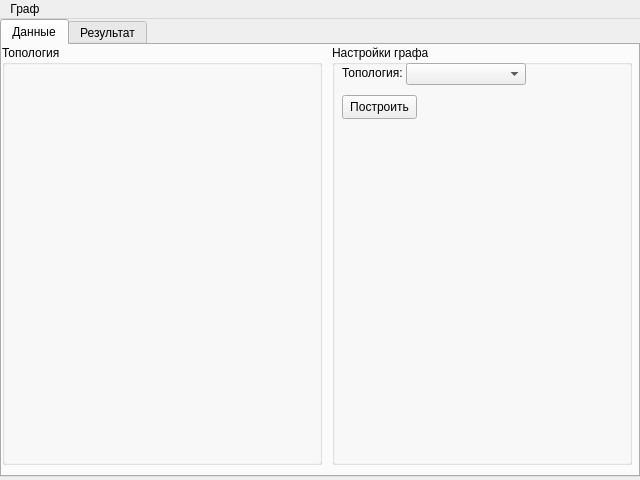
Before: the Qt Designer form MainWindow.ui in PavelBelka/failsafeSystems, drawn with Qt 5.
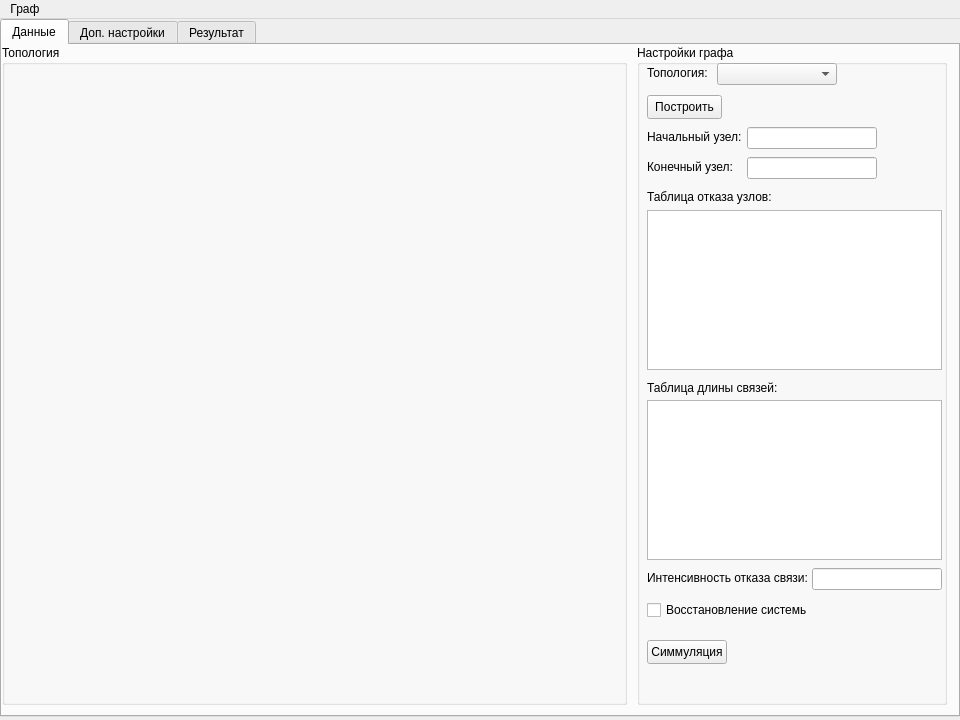
After: the same form once the commit is applied. The open tabs and pages were chosen to show the change.

```diff
--- a/MainWindow.ui
+++ b/MainWindow.ui
@@ -6,10 +6,16 @@
    <rect>
     <x>0</x>
     <y>0</y>
-    <width>640</width>
-    <height>480</height>
+    <width>960</width>
+    <height>720</height>
    </rect>
   </property>
+  <property name="sizePolicy">
+   <sizepolicy hsizetype="Preferred" vsizetype="Preferred">
+    <horstretch>0</horstretch>
+    <verstretch>0</verstretch>
+   </sizepolicy>
+  </property>
   <property name="windowTitle">
    <string>MainWindow</string>
   </property>
@@ -19,8 +25,8 @@
      <rect>
       <x>0</x>
       <y>0</y>
-      <width>640</width>
-      <height>458</height>
+      <width>960</width>
+      <height>698</height>
      </rect>
     </property>
     <property name="currentIndex">
@@ -35,8 +41,8 @@
        <rect>
         <x>0</x>
         <y>0</y>
-        <width>320</width>
-        <height>420</height>
+        <width>625</width>
+        <height>660</height>
        </rect>
       </property>
       <property name="title">
@@ -46,10 +52,10 @@
      <widget class="QGroupBox" name="graphSettingsgroupBox">
       <property name="geometry">
        <rect>
-        <x>330</x>
+        <x>635</x>
         <y>0</y>
-        <width>300</width>
-        <height>420</height>
+        <width>310</width>
+        <height>660</height>
        </rect>
       </property>
       <property name="title">
@@ -71,7 +77,7 @@
       <widget class="QComboBox" name="topology_comboBox">
        <property name="geometry">
         <rect>
-         <x>74</x>
+         <x>80</x>
          <y>18</y>
          <width>120</width>
          <height>22</height>
@@ -91,6 +97,299 @@
         <string>Построить</string>
        </property>
       </widget>
+      <widget class="QLabel" name="label_topology_2">
+       <property name="geometry">
+        <rect>
+         <x>10</x>
+         <y>84</y>
+         <width>100</width>
+         <height>16</height>
+        </rect>
+       </property>
+       <property name="text">
+        <string>Начальный узел:</string>
+       </property>
+      </widget>
+      <widget class="QLineEdit" name="lineEdit">
+       <property name="geometry">
+        <rect>
+         <x>110</x>
+         <y>82</y>
+         <width>130</width>
+         <height>22</height>
+        </rect>
+       </property>
+      </widget>
+      <widget class="QLabel" name="label_topology_3">
+       <property name="geometry">
+        <rect>
+         <x>10</x>
+         <y>114</y>
+         <width>100</width>
+         <height>16</height>
+        </rect>
+       </property>
+       <property name="text">
+        <string>Конечный узел:</string>
+       </property>
+      </widget>
+      <widget class="QLineEdit" name="lineEdit_2">
+       <property name="geometry">
+        <rect>
+         <x>110</x>
+         <y>112</y>
+         <width>130</width>
+         <height>22</height>
+        </rect>
+       </property>
+      </widget>
+      <widget class="QTableView" name="tableView">
+       <property name="geometry">
+        <rect>
+         <x>10</x>
+         <y>165</y>
+         <width>295</width>
+         <height>160</height>
+        </rect>
+       </property>
+      </widget>
+      <widget class="QLabel" name="label_topology_4">
+       <property name="geometry">
+        <rect>
+         <x>10</x>
+         <y>144</y>
+         <width>124</width>
+         <height>16</height>
+        </rect>
+       </property>
+       <property name="text">
+        <string>Таблица отказа узлов:</string>
+       </property>
+      </widget>
+      <widget class="QTableView" name="tableView_2">
+       <property name="geometry">
+        <rect>
+         <x>10</x>
+         <y>355</y>
+         <width>295</width>
+         <height>160</height>
+        </rect>
+       </property>
+      </widget>
+      <widget class="QLabel" name="label_topology_5">
+       <property name="geometry">
+        <rect>
+         <x>10</x>
+         <y>335</y>
+         <width>130</width>
+         <height>16</height>
+        </rect>
+       </property>
+       <property name="text">
+        <string>Таблица длины связей:</string>
+       </property>
+      </widget>
+      <widget class="QLabel" name="label_topology_6">
+       <property name="geometry">
+        <rect>
+         <x>10</x>
+         <y>525</y>
+         <width>160</width>
+         <height>16</height>
+        </rect>
+       </property>
+       <property name="text">
+        <string>Интенсивность отказа связи:</string>
+       </property>
+      </widget>
+      <widget class="QPushButton" name="pushButton">
+       <property name="geometry">
+        <rect>
+         <x>10</x>
+         <y>595</y>
+         <width>80</width>
+         <height>24</height>
+        </rect>
+       </property>
+       <property name="text">
+        <string>Симмуляция</string>
+       </property>
+      </widget>
+      <widget class="QLineEdit" name="lineEdit_3">
+       <property name="geometry">
+        <rect>
+         <x>175</x>
+         <y>523</y>
+         <width>130</width>
+         <height>22</height>
+        </rect>
+       </property>
+      </widget>
+      <widget class="QCheckBox" name="checkBox">
+       <property name="geometry">
+        <rect>
+         <x>10</x>
+         <y>555</y>
+         <width>160</width>
+         <height>20</height>
+        </rect>
+       </property>
+       <property name="text">
+        <string>Восстановление системы</string>
+       </property>
+      </widget>
+     </widget>
+    </widget>
+    <widget class="QWidget" name="settings">
+     <attribute name="title">
+      <string>Доп. настройки</string>
+     </attribute>
+     <widget class="QLabel" name="label_number_failing">
+      <property name="geometry">
+       <rect>
+        <x>5</x>
+        <y>10</y>
+        <width>170</width>
+        <height>16</height>
+       </rect>
+      </property>
+      <property name="text">
+       <string>Количество отказов в системе:</string>
+      </property>
+     </widget>
+     <widget class="QLabel" name="label_number_repair_teams">
+      <property name="geometry">
+       <rect>
+        <x>5</x>
+        <y>41</y>
+        <width>175</width>
+        <height>16</height>
+       </rect>
+      </property>
+      <property name="text">
+       <string>Количество ремонтных бригад:</string>
+      </property>
+     </widget>
+     <widget class="QSpinBox" name="number_repair_teams_spinBox">
+      <property name="geometry">
+       <rect>
+        <x>185</x>
+        <y>40</y>
+        <width>100</width>
+        <height>22</height>
+       </rect>
+      </property>
+     </widget>
+     <widget class="QDoubleSpinBox" name="doubleSpinBox">
+      <property name="geometry">
+       <rect>
+        <x>185</x>
+        <y>72</y>
+        <width>100</width>
+        <height>22</height>
+       </rect>
+      </property>
+      <property name="singleStep">
+       <double>0.010000000000000</double>
+      </property>
+     </widget>
+     <widget class="QLabel" name="label_intensity_repair">
+      <property name="geometry">
+       <rect>
+        <x>4</x>
+        <y>73</y>
+        <width>179</width>
+        <height>16</height>
+       </rect>
+      </property>
+      <property name="text">
+       <string>Интенсивность восстановления:</string>
+      </property>
+     </widget>
+     <widget class="QSpinBox" name="number_failing_spinBox">
+      <property name="geometry">
+       <rect>
+        <x>185</x>
+        <y>9</y>
+        <width>100</width>
+        <height>22</height>
+       </rect>
+      </property>
+      <property name="maximum">
+       <number>1000000000</number>
+      </property>
+      <property name="displayIntegerBase">
+       <number>10</number>
+      </property>
+     </widget>
+     <widget class="QGroupBox" name="politicsRepairGroupBox">
+      <property name="geometry">
+       <rect>
+        <x>305</x>
+        <y>0</y>
+        <width>170</width>
+        <height>115</height>
+       </rect>
+      </property>
+      <property name="title">
+       <string>Политика восстановления</string>
+      </property>
+      <widget class="QWidget" name="">
+       <property name="geometry">
+        <rect>
+         <x>10</x>
+         <y>19</y>
+         <width>91</width>
+         <height>86</height>
+        </rect>
+       </property>
+       <layout class="QVBoxLayout" name="verticalLayout">
+        <property name="spacing">
+         <number>5</number>
+        </property>
+        <item>
+         <widget class="QRadioButton" name="politics_LIFO_radioButton">
+          <property name="text">
+           <string>LIFO</string>
+          </property>
+         </widget>
+        </item>
+        <item>
+         <widget class="QRadioButton" name="politics_FIFO_radioButton">
+          <property name="text">
+           <string>FIFO</string>
+          </property>
+         </widget>
+        </item>
+        <item>
+         <widget class="QRadioButton" name="politics_FAST_radioButton">
+          <property name="text">
+           <string>FAST_FIRST</string>
+          </property>
+         </widget>
+        </item>
+        <item>
+         <widget class="QRadioButton" name="politics_LONG_radioButton">
+          <property name="text">
+           <string>LONG_FIRST</string>
+          </property>
+         </widget>
+        </item>
+       </layout>
+      </widget>
+     </widget>
+     <widget class="QPushButton" name="save_settings_pushButton">
+      <property name="geometry">
+       <rect>
+        <x>5</x>
+        <y>125</y>
+        <width>75</width>
+        <height>24</height>
+       </rect>
+      </property>
+      <property name="text">
+       <string>Сохранить</string>
+      </property>
      </widget>
     </widget>
     <widget class="QWidget" name="result">
@@ -105,7 +404,7 @@
     <rect>
      <x>0</x>
      <y>0</y>
-     <width>640</width>
+     <width>960</width>
      <height>22</height>
     </rect>
    </property>
```
Left out of the diff: 15 changed lines with no effect on the pictures.
